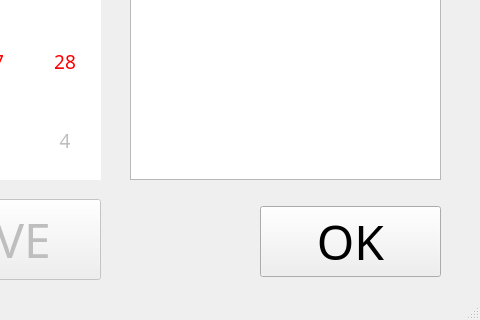
Old version of the form mainwindow.ui in the repository a22918097/QThomwork; both pictures show x 520 to 1000 and y 448 to 768 of the 1000 by 768 pixel window.
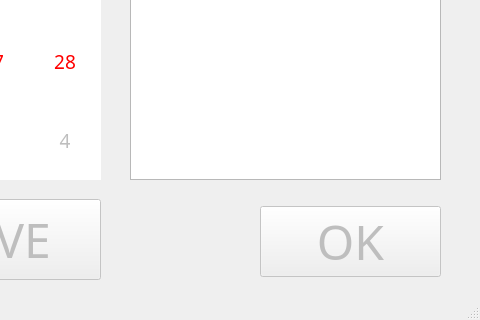
New version of the form.

Patch:
```diff
--- a/mainwindow.ui
+++ b/mainwindow.ui
@@ -108,7 +108,7 @@
    </widget>
    <widget class="QPushButton" name="pushButton_OK">
     <property name="enabled">
-     <bool>true</bool>
+     <bool>false</bool>
     </property>
     <property name="geometry">
      <rect>
```
Left out of the diff: 6 changed lines with no effect on the pictures.
